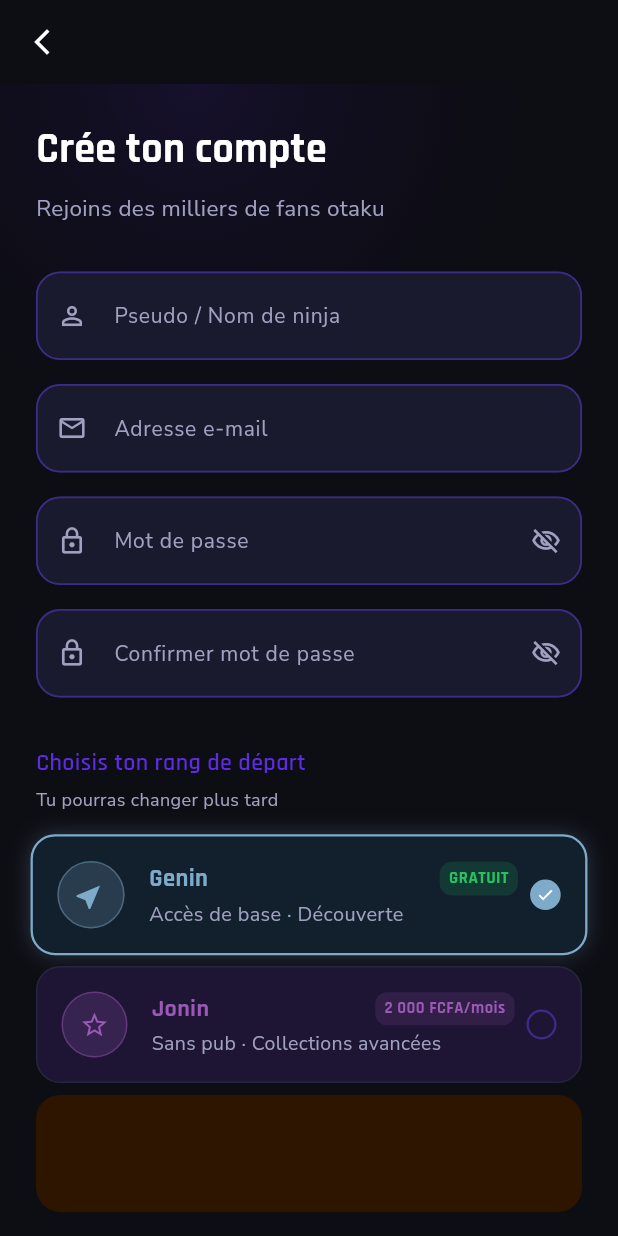
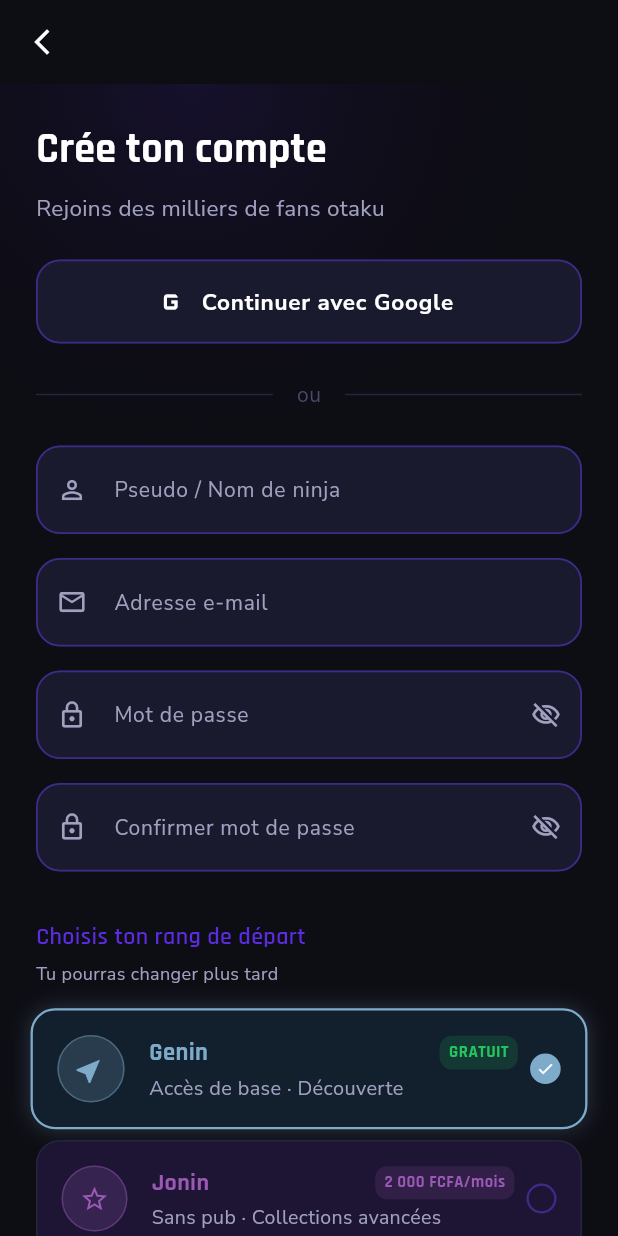
Before and after one commit to Otadex-env/Otadex_v1, a Flutter app: the RegisterScreen screen opened by its route, on a phone screen of 412 x 824 dp. Run offline on Flutter 3.47's test engine with Material 3 defaults, Android fonts, the phone set to English and light mode, and no system bars; drawn by our look-alikes of flutter_animate, shimmer; our stand-ins replace flutter_riverpod, go_router, google_fonts, google_sign_in, shared_preferences, smooth_page_indicator; accounts and stored records are empty.

Commit message:
Implement Google Sign-In functionality in login and registration screens; add GoogleSignInService

```diff
--- a/lib/features/auth/presentation/register_screen.dart
+++ b/lib/features/auth/presentation/register_screen.dart
@@ -3,6 +3,7 @@ import 'package:flutter_animate/flutter_animate.dart';
 import 'package:go_router/go_router.dart';
 import 'package:google_fonts/google_fonts.dart';
 import '../../../core/router/app_router.dart';
+import '../../../core/services/google_sign_in_service.dart';
 import '../../../core/theme/app_colors.dart';
 import '../../../core/theme/app_spacing.dart';
 import '../../../core/widgets/otadex_button.dart';
@@ -33,6 +34,38 @@ class _RegisterScreenState extends State<RegisterScreen> {
     _passwordController.dispose();
     _confirmPasswordController.dispose();
     super.dispose();
+  }
+
+  Future<void> _registerWithGoogle() async {
+    setState(() => _isLoading = true);
+    final account = await GoogleSignInService.signIn();
+    if (!mounted) return;
+    setState(() => _isLoading = false);
+
+    if (account != null) {
+      // Pré-remplir pseudo + email depuis le compte Google
+      _pseudoController.text = account.displayName ?? '';
+      _emailController.text = account.email;
+      ScaffoldMessenger.of(context).showSnackBar(
+        SnackBar(
+          content: Text(
+            'Compte Google lié — choisis ton rang et confirme',
+            style: GoogleFonts.nunitoSans(color: Colors.white),
+          ),
+          backgroundColor: AppColors.success,
+        ),
+      );
+    } else {
+      ScaffoldMessenger.of(context).showSnackBar(
+        SnackBar(
+          content: Text(
+            'Connexion Google annulée ou non configurée',
+            style: GoogleFonts.nunitoSans(color: Colors.white),
+          ),
+          backgroundColor: AppColors.error,
+        ),
+      );
+    }
   }
 
   void _register() {
@@ -139,7 +172,70 @@ class _RegisterScreenState extends State<RegisterScreen> {
                             duration: 500.ms,
                             delay: 100.ms),
 
-                    const SizedBox(height: AppSpacing.xl),
+                    const SizedBox(height: AppSpacing.lg),
+
+                    // ── Bouton Google ──
+                    SizedBox(
+                      width: double.infinity,
+                      height: AppSpacing.buttonHeight,
+                      child: OutlinedButton.icon(
+                        onPressed: _isLoading ? null : _registerWithGoogle,
+                        style: OutlinedButton.styleFrom(
+                          backgroundColor: AppColors.backgroundCard,
+                          side: const BorderSide(
+                              color: AppColors.borderDefault, width: 1.2),
+                          shape: RoundedRectangleBorder(
+                            borderRadius:
+                                BorderRadius.circular(AppSpacing.radiusLg),
+                          ),
+                        ),
+                        icon: const Icon(Icons.g_mobiledata,
+                            color: Colors.white, size: 24),
+                        label: Text(
+                          'Continuer avec Google',
+                          style: GoogleFonts.nunitoSans(
+                            fontSize: 15,
+                            color: Colors.white,
+                          ),
+                        ),
+                      ),
+                    )
+                        .animate()
+                        .fadeIn(duration: 400.ms, delay: 150.ms)
+                        .slideY(
+                            begin: 0.1,
+                            end: 0,
+                            duration: 400.ms,
+                            delay: 150.ms),
+
+                    const SizedBox(height: AppSpacing.lg),
+
+                    // ── Séparateur "ou" ──
+                    Row(
+                      children: [
+                        Expanded(
+                            child: Container(
+                                height: 1,
+                                color: AppColors.borderSubtle)),
+                        Padding(
+                          padding: const EdgeInsets.symmetric(
+                              horizontal: AppSpacing.md),
+                          child: Text(
+                            'ou',
+                            style: GoogleFonts.nunitoSans(
+                              fontSize: 14,
+                              color: AppColors.textDisabled,
+                            ),
+                          ),
+                        ),
+                        Expanded(
+                            child: Container(
+                                height: 1,
+                                color: AppColors.borderSubtle)),
+                      ],
+                    ).animate().fadeIn(duration: 300.ms, delay: 200.ms),
+
+                    const SizedBox(height: AppSpacing.lg),
 
                     // Pseudo
                     OtadexTextField(
--- a/lib/features/auth/presentation/widgets/rank_selector.dart
+++ b/lib/features/auth/presentation/widgets/rank_selector.dart
@@ -1,6 +1,5 @@
 import 'package:flutter/material.dart';
 import 'package:google_fonts/google_fonts.dart';
-import 'package:shimmer/shimmer.dart';
 import '../../../../core/theme/app_colors.dart';
 import '../../../../core/theme/app_spacing.dart';
 
@@ -260,12 +259,26 @@ class _RankCard extends StatelessWidget {
       child: _buildCardContent(),
     );
 
+    // KAGE : bordure dégradée orange → accentBright → orange (pas de shimmer qui masque le contenu)
     if (rank == SelectedRank.kage) {
-      return Shimmer.fromColors(
-        baseColor: _bgColor,
-        highlightColor: AppColors.rankKage.withValues(alpha: 0.3),
-        enabled: !selected,
-        child: card,
+      return Container(
+        decoration: BoxDecoration(
+          borderRadius: BorderRadius.circular(AppSpacing.radiusLg + 2),
+          gradient: LinearGradient(
+            colors: [
+              AppColors.rankKage,
+              AppColors.accentBright,
+              AppColors.rankKage.withValues(alpha: 0.55),
+            ],
+            begin: Alignment.topLeft,
+            end: Alignment.bottomRight,
+          ),
+        ),
+        padding: const EdgeInsets.all(1.5),
+        child: ClipRRect(
+          borderRadius: BorderRadius.circular(AppSpacing.radiusLg),
+          child: card,
+        ),
       );
     }
 
--- a/pubspec.yaml
+++ b/pubspec.yaml
@@ -33,6 +33,9 @@ dependencies:
   cached_network_image: ^3.3.0
   flutter_svg: ^2.0.0
 
+  # Auth
+  google_sign_in: ^6.2.0
+
   # Utils
   gap: ^3.0.1
 
```
Also changed, not shown: lib/core/services/google_sign_in_service.dart (added, +35 -0 lines), lib/features/auth/presentation/login_screen.dart (+24 -1 lines), pubspec.lock.
